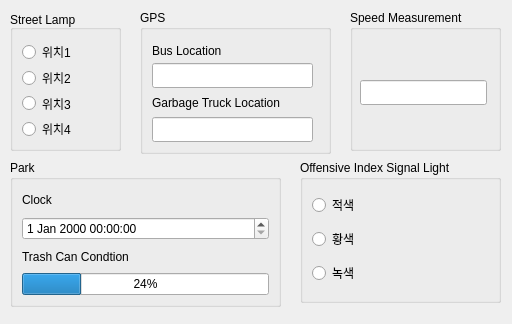
This is SmartCity/ControlTower/ControlTower.ui in addinedu-ros-5th/iot-repo-4 as Qt 5 draws it before an edit. The edited form follows.
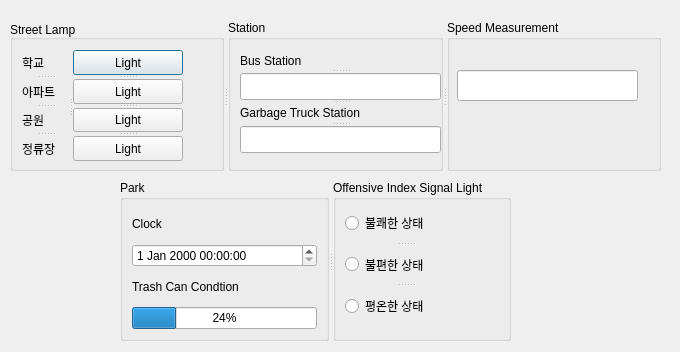
This is the edited form.

Patch:
```diff
--- a/SmartCity/ControlTower/ControlTower.ui
+++ b/SmartCity/ControlTower/ControlTower.ui
@@ -6,22 +6,26 @@
    <rect>
     <x>0</x>
     <y>0</y>
-    <width>512</width>
-    <height>324</height>
+    <width>680</width>
+    <height>352</height>
    </rect>
   </property>
   <property name="windowTitle">
    <string>Dialog</string>
   </property>
+  <widget class="QSplitter" name="splitter_4">
+   <property name="geometry">
+    <rect>
+     <x>10</x>
+     <y>20</y>
+     <width>651</width>
+     <height>151</height>
+    </rect>
+   </property>
+   <property name="orientation">
+    <enum>Qt::Horizontal</enum>
+   </property>
   <widget class="QGroupBox" name="SL_groupBox">
-   <property name="geometry">
-    <rect>
-     <x>10</x>
-     <y>10</y>
-     <width>111</width>
-     <height>141</height>
-    </rect>
-   </property>
    <property name="font">
     <font>
      <family>Ubuntu</family>
@@ -33,163 +37,129 @@
    <property name="alignment">
     <set>Qt::AlignBottom|Qt::AlignLeading|Qt::AlignLeft</set>
    </property>
-   <widget class="QRadioButton" name="slBtn1">
+    <widget class="QSplitter" name="splitter_3">
     <property name="geometry">
      <rect>
       <x>12</x>
-      <y>32</y>
-      <width>62</width>
-      <height>20</height>
-     </rect>
-    </property>
-    <property name="text">
-     <string>위치1</string>
-    </property>
-   </widget>
-   <widget class="QRadioButton" name="slBtn2">
-    <property name="geometry">
-     <rect>
-      <x>12</x>
-      <y>58</y>
-      <width>62</width>
-      <height>20</height>
-     </rect>
-    </property>
+       <y>30</y>
+       <width>161</width>
+       <height>111</height>
+      </rect>
+     </property>
+     <property name="orientation">
+      <enum>Qt::Horizontal</enum>
+     </property>
+     <widget class="QSplitter" name="splitter">
+      <property name="orientation">
+       <enum>Qt::Vertical</enum>
+      </property>
+      <widget class="QLabel" name="schoolLabel">
     <property name="text">
-     <string>위치2</string>
-    </property>
-   </widget>
-   <widget class="QRadioButton" name="slBtn3">
-    <property name="geometry">
-     <rect>
-      <x>12</x>
-      <y>84</y>
-      <width>62</width>
-      <height>19</height>
-     </rect>
-    </property>
+        <string>학교</string>
+       </property>
+      </widget>
+      <widget class="QLabel" name="aptLabel">
     <property name="text">
-     <string>위치3</string>
-    </property>
-   </widget>
-   <widget class="QRadioButton" name="slBtn4">
-    <property name="geometry">
-     <rect>
-      <x>12</x>
-      <y>109</y>
-      <width>62</width>
-      <height>20</height>
-     </rect>
-    </property>
+        <string>아파트</string>
+       </property>
+      </widget>
+      <widget class="QLabel" name="parkLabel">
+       <property name="text">
+        <string>공원</string>
+       </property>
+      </widget>
+      <widget class="QLabel" name="stationLabel">
     <property name="text">
-     <string>위치4</string>
+        <string>정류장</string>
     </property>
    </widget>
   </widget>
-  <widget class="QGroupBox" name="OISL_groupBox">
-   <property name="geometry">
-    <rect>
-     <x>300</x>
-     <y>160</y>
-     <width>201</width>
-     <height>143</height>
-    </rect>
-   </property>
-   <property name="title">
-    <string>Offensive Index Signal Light</string>
-   </property>
-   <layout class="QGridLayout" name="gridLayout">
-    <item row="1" column="0">
-     <widget class="QRadioButton" name="YellowBtn">
+     <widget class="QSplitter" name="splitter_2">
+      <property name="orientation">
+       <enum>Qt::Vertical</enum>
+      </property>
+      <widget class="QPushButton" name="pushButton">
+       <property name="text">
+        <string>Light</string>
+       </property>
+      </widget>
+      <widget class="QPushButton" name="pushButton_2">
       <property name="text">
-       <string>황색</string>
-      </property>
-     </widget>
-    </item>
-    <item row="2" column="0">
-     <widget class="QRadioButton" name="greenBtn">
+        <string>Light</string>
+       </property>
+      </widget>
+      <widget class="QPushButton" name="pushButton_3">
       <property name="text">
-       <string>녹색</string>
-      </property>
-     </widget>
-    </item>
-    <item row="0" column="0">
-     <widget class="QRadioButton" name="redBtn">
+        <string>Light</string>
+       </property>
+      </widget>
+      <widget class="QPushButton" name="pushButton_4">
       <property name="text">
-       <string>적색</string>
-      </property>
-     </widget>
-    </item>
-   </layout>
+        <string>Light</string>
+       </property>
+      </widget>
+     </widget>
+    </widget>
   </widget>
   <widget class="QGroupBox" name="GPS_groupBox">
-   <property name="geometry">
-    <rect>
-     <x>140</x>
-     <y>10</y>
-     <width>191</width>
-     <height>144</height>
-    </rect>
-   </property>
    <property name="title">
-    <string>GPS</string>
-   </property>
-   <widget class="QLabel" name="gtLabel">
+     <string>Station</string>
+    </property>
+    <widget class="QSplitter" name="splitter_7">
     <property name="geometry">
      <rect>
       <x>12</x>
-      <y>84</y>
-      <width>171</width>
-      <height>17</height>
-     </rect>
-    </property>
-    <property name="text">
-     <string>Garbage Truck Location</string>
-    </property>
-   </widget>
-   <widget class="QLineEdit" name="gtEdit">
-    <property name="geometry">
-     <rect>
-      <x>12</x>
-      <y>107</y>
-      <width>161</width>
-      <height>25</height>
-     </rect>
-    </property>
-   </widget>
+       <y>32</y>
+       <width>201</width>
+       <height>101</height>
+      </rect>
+     </property>
+     <property name="orientation">
+      <enum>Qt::Vertical</enum>
+     </property>
    <widget class="QLabel" name="busLabel">
-    <property name="geometry">
-     <rect>
-      <x>12</x>
-      <y>32</y>
-      <width>87</width>
-      <height>17</height>
-     </rect>
-    </property>
+      <property name="text">
+       <string>Bus Station</string>
+      </property>
+     </widget>
+     <widget class="QLineEdit" name="busEdit"/>
+     <widget class="QLabel" name="gtLabel">
     <property name="text">
-     <string>Bus Location</string>
-    </property>
-   </widget>
-   <widget class="QLineEdit" name="busEdit">
+       <string>Garbage Truck Station</string>
+      </property>
+     </widget>
+     <widget class="QLineEdit" name="gtEdit"/>
+    </widget>
+   </widget>
+   <widget class="QGroupBox" name="SM_groupBox">
+    <property name="title">
+     <string>Speed Measurement</string>
+    </property>
+    <widget class="QLineEdit" name="speedEdit">
     <property name="geometry">
      <rect>
-      <x>12</x>
-      <y>53</y>
-      <width>161</width>
-      <height>25</height>
+       <x>10</x>
+       <y>50</y>
+       <width>181</width>
+       <height>31</height>
      </rect>
     </property>
    </widget>
   </widget>
+  </widget>
+  <widget class="QSplitter" name="splitter_5">
+   <property name="geometry">
+    <rect>
+     <x>120</x>
+     <y>180</y>
+     <width>391</width>
+     <height>161</height>
+    </rect>
+   </property>
+   <property name="orientation">
+    <enum>Qt::Horizontal</enum>
+   </property>
   <widget class="QGroupBox" name="P_groupBox">
-   <property name="geometry">
-    <rect>
-     <x>10</x>
-     <y>160</y>
-     <width>271</width>
-     <height>147</height>
-    </rect>
-   </property>
    <property name="title">
     <string>Park</string>
    </property>
@@ -220,27 +190,38 @@
     </item>
    </layout>
   </widget>
-  <widget class="QGroupBox" name="SM_groupBox">
-   <property name="geometry">
-    <rect>
-     <x>350</x>
-     <y>10</y>
-     <width>151</width>
-     <height>141</height>
-    </rect>
-   </property>
+   <widget class="QGroupBox" name="OISL_groupBox">
    <property name="title">
-    <string>Speed Measurement</string>
-   </property>
-   <widget class="QLineEdit" name="speedEdit">
+     <string>Offensive Index Signal Light</string>
+    </property>
+    <widget class="QSplitter" name="splitter_6">
     <property name="geometry">
      <rect>
-      <x>10</x>
-      <y>70</y>
-      <width>127</width>
-      <height>25</height>
-     </rect>
-    </property>
+       <x>12</x>
+       <y>24</y>
+       <width>121</width>
+       <height>121</height>
+      </rect>
+     </property>
+     <property name="orientation">
+      <enum>Qt::Vertical</enum>
+     </property>
+     <widget class="QRadioButton" name="redBtn">
+      <property name="text">
+       <string>불쾌한 상태</string>
+      </property>
+     </widget>
+     <widget class="QRadioButton" name="YellowBtn">
+      <property name="text">
+       <string>불편한 상태</string>
+      </property>
+     </widget>
+     <widget class="QRadioButton" name="greenBtn">
+      <property name="text">
+       <string>평온한 상태</string>
+      </property>
+     </widget>
+    </widget>
    </widget>
   </widget>
  </widget>
```
Lines whose indentation alone changed are shown as unchanged.
